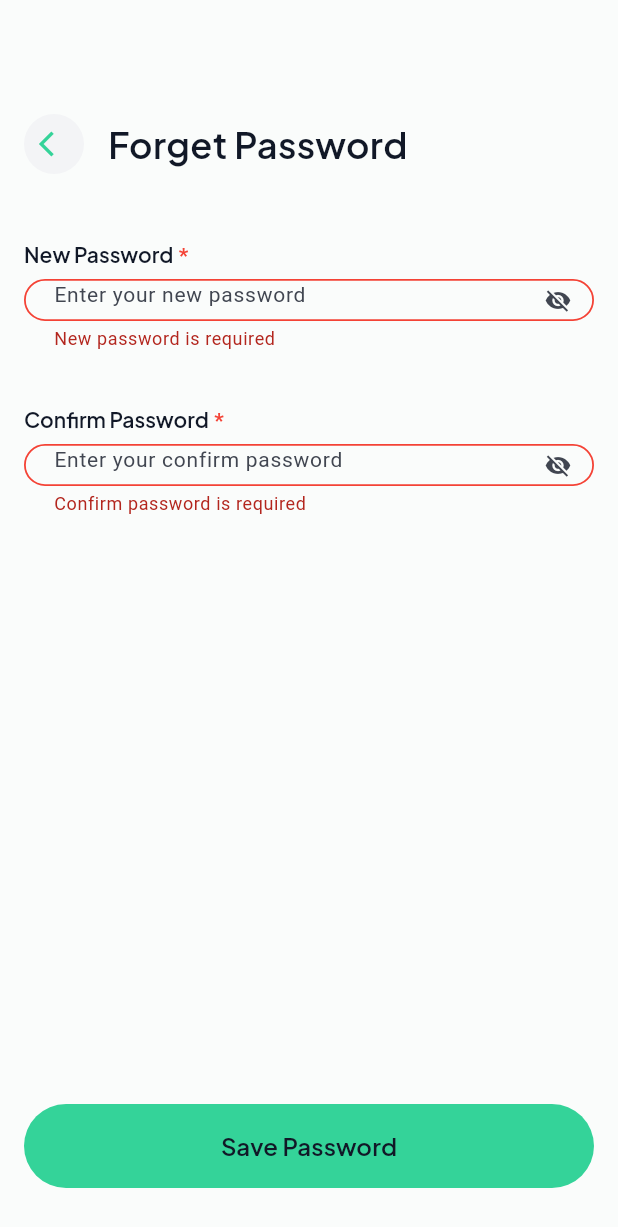
After one commit to Dev-Ninjas-Backup/chrisimhof, a Flutter app: the ForgetPasswordScreen screen opened directly, after a tap on "Save Password", on a phone screen of 412 x 824 dp. The commit adds this screen. Shown: the top 1227 px of the screen. Run offline on Flutter 3.47's test engine with Material 3 defaults, Android fonts, the phone set to English and light mode, and no system bars; our stand-ins replace fl_chart, flutter_easyloading, get, google_fonts, image_picker; project files that could hold a hidden picture were left out.

Commit message:
Forget Password Complete.

```diff
--- a/lib/core/const/image_path.dart
+++ b/lib/core/const/image_path.dart
@@ -2,4 +2,5 @@ class ImagePath {
   static const String appLogo = 'assets/images/app_logo.png';
   static const String profile = 'assets/images/avijit.jpg';
   static const String manBody = 'assets/images/man_body.png';
+  static const String successImage = 'assets/images/success_image.png';
 }
--- a/lib/features/auth/forget_password/controller/forget_password_controller.dart
+++ b/lib/features/auth/forget_password/controller/forget_password_controller.dart
@@ -1,3 +1,5 @@
+import 'package:chrisimhof/features/auth/forget_password/screen/forget_password_screen.dart';
+import 'package:chrisimhof/features/auth/forget_password/screen/success_screen.dart';
 import 'package:chrisimhof/features/auth/forget_password/screen/verify_code_screen.dart';
 import 'package:flutter/material.dart';
 import 'package:flutter_easyloading/flutter_easyloading.dart';
@@ -5,7 +7,20 @@ import 'package:get/get.dart';
 
 class ForgetPasswordController extends GetxController {
   final emailController = TextEditingController();
+  final formKey = GlobalKey<FormState>();
+  final newPasswordController = TextEditingController();
+  final confirmPasswordController = TextEditingController();
+  final isNewPasswordHidden = true.obs;
+  final isConfirmPasswordHidden = true.obs;
   final isLoading = false.obs;
+
+  void toggleNewPasswordVisibility() {
+    isNewPasswordHidden.value = !isNewPasswordHidden.value;
+  }
+
+  void toggleConfirmPasswordVisibility() {
+    isConfirmPasswordHidden.value = !isConfirmPasswordHidden.value;
+  }
 
   final List<TextEditingController> otpControllers = List.generate(
     4,
@@ -29,7 +44,7 @@ class ForgetPasswordController extends GetxController {
 
     try {
       await Future.delayed(const Duration(seconds: 1));
-      Get.offAll(VerifyCodeScreen());
+      Get.to(VerifyCodeScreen());
       EasyLoading.showSuccess('Code sent successfully');
     } catch (e) {
       EasyLoading.showError('Failed to send code: ${e.toString()}');
@@ -64,7 +79,7 @@ class ForgetPasswordController extends GetxController {
 
     try {
       await Future.delayed(const Duration(seconds: 1));
-      // Get.offAll(VerifyCodeScreen());
+      Get.to(ForgetPasswordScreen());
       EasyLoading.showSuccess('Code verified successfully');
     } catch (e) {
       EasyLoading.showError('Verification failed: ${e.toString()}');
@@ -73,6 +88,38 @@ class ForgetPasswordController extends GetxController {
     }
   }
 
+  String? validateNewPassword(String? value) {
+    if (value == null || value.trim().isEmpty) {
+      return 'New password is required';
+    }
+    if (value.trim().length < 6) {
+      return 'New password must be at least 6 characters';
+    }
+    return null;
+  }
+
+  String? validateConfirmPassword(String? value) {
+    if (value == null || value.trim().isEmpty) {
+      return 'Confirm password is required';
+    }
+    if (value.trim() != newPasswordController.text.trim()) {
+      return 'Passwords do not match';
+    }
+    return null;
+  }
+
+  Future<void> savePassword() async {
+    if (!formKey.currentState!.validate()) return;
+
+    try {
+      await Future.delayed(const Duration(seconds: 1));
+      Get.to(SuccessScreen());
+      EasyLoading.showSuccess('Update password successfully');
+    } catch (e) {
+      EasyLoading.showError('Update password failed: ${e.toString()}');
+    } finally {}
+  }
+
   @override
   void onClose() {
     emailController.dispose();
--- /dev/null
+++ b/lib/features/auth/forget_password/screen/forget_password_screen.dart
@@ -0,0 +1,83 @@
+import 'package:chrisimhof/core/common/widgets/custom_app_bar.dart';
+import 'package:chrisimhof/core/common/widgets/custom_button.dart';
+import 'package:chrisimhof/core/common/widgets/custom_text_form_field.dart';
+import 'package:chrisimhof/core/const/app_colors.dart';
+import 'package:chrisimhof/features/auth/forget_password/controller/forget_password_controller.dart';
+import 'package:flutter/material.dart';
+import 'package:get/get.dart';
+
+class ForgetPasswordScreen extends StatelessWidget {
+  const ForgetPasswordScreen({super.key});
+
+  @override
+  Widget build(BuildContext context) {
+    final controller = Get.put(ForgetPasswordController());
+    return Scaffold(
+      backgroundColor: AppColors.backgroundColor,
+      body: Padding(
+        padding: EdgeInsetsGeometry.only(
+          top: 76,
+          left: 16,
+          right: 16,
+          bottom: 32,
+        ),
+        child: Form(
+          key: controller.formKey,
+          child: Column(
+            children: [
+              CustomAppBar(title: 'Forget Password', showBackButton: true),
+              SizedBox(height: 44),
+              Obx(
+                () => CustomTextFormField(
+                  label: 'New Password',
+                  isRequired: true,
+                  hintText: 'Enter your new password',
+                  controller: controller.newPasswordController,
+                  suffixIcon: IconButton(
+                    onPressed: controller.toggleNewPasswordVisibility,
+                    icon: Icon(
+                      controller.isNewPasswordHidden.value
+                          ? Icons.visibility_off
+                          : Icons.visibility,
+                      color: AppColors.secondaryTextColor,
+                    ),
+                  ),
+                  obscureText: controller.isNewPasswordHidden.value,
+                  textInputAction: TextInputAction.done,
+                  validator: (value) => controller.validateNewPassword(value),
+                ),
+              ),
+              SizedBox(height: 36),
+              Obx(
+                () => CustomTextFormField(
+                  label: 'Confirm Password',
+                  isRequired: true,
+                  hintText: 'Enter your confirm password',
+                  controller: controller.confirmPasswordController,
+                  suffixIcon: IconButton(
+                    onPressed: controller.toggleConfirmPasswordVisibility,
+                    icon: Icon(
+                      controller.isConfirmPasswordHidden.value
+                          ? Icons.visibility_off
+                          : Icons.visibility,
+                      color: AppColors.secondaryTextColor,
+                    ),
+                  ),
+                  obscureText: controller.isConfirmPasswordHidden.value,
+                  textInputAction: TextInputAction.done,
+                  validator: (value) =>
+                      controller.validateConfirmPassword(value),
+                ),
+              ),
+              Spacer(),
+              CustomButton(
+                text: 'Save Password',
+                onTap: controller.savePassword,
+              ),
+            ],
+          ),
+        ),
+      ),
+    );
+  }
+}
```
Also changed, not shown: lib/features/auth/forget_password/screen/success_screen.dart (added, +51 -0 lines), assets/images/success_image.png (added).
